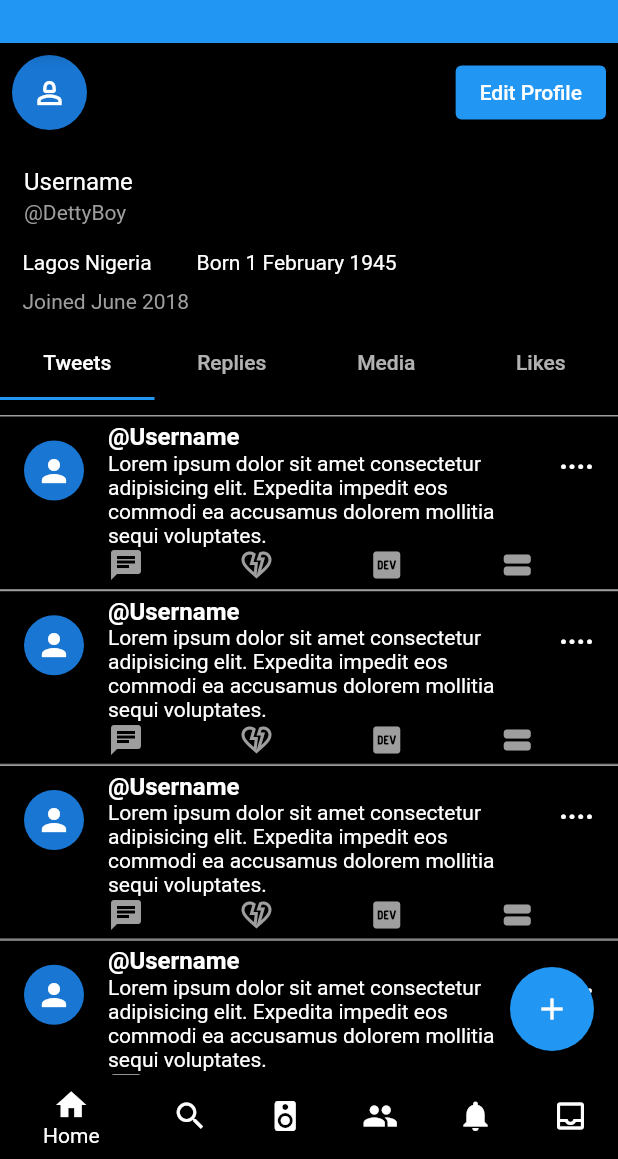
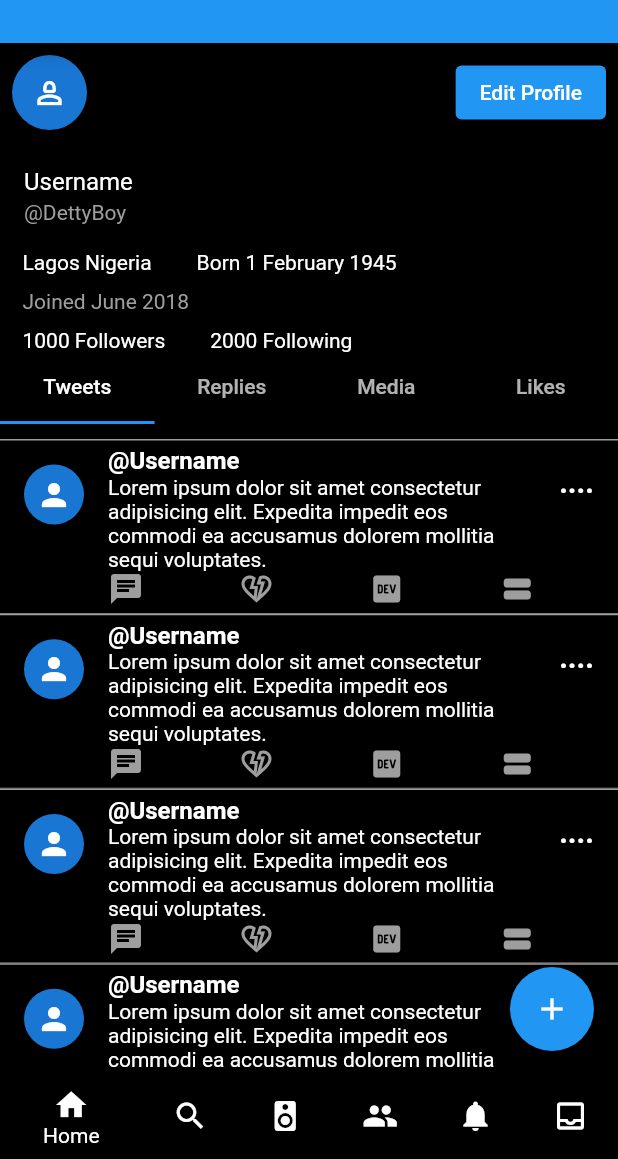
Before and after one commit to dettyboy2022/Twitter-Profile, a Flutter app: the screen it shows after launch, on a phone screen of 412 x 824 dp, the part 77-1236 px from its top. Run offline on Flutter 3.47's test engine with Material 2 defaults, Android fonts, the phone set to English and light mode, and no system bars.

Commit message:
Profile header done

```diff
--- a/lib/main.dart
+++ b/lib/main.dart
@@ -101,6 +101,24 @@ class _MyHomePageState extends State<MyHomePage> {
                 style: TextStyle(color: Colors.grey),
               ),
             ),
+            Padding(
+              padding: const EdgeInsets.symmetric(horizontal: 15),
+              child: Row(
+                children: const [
+                  Text(
+                    '1000 Followers',
+                    style: TextStyle(color: Colors.white),
+                  ),
+                  SizedBox(
+                    width: 30,
+                  ),
+                  Text(
+                    '2000 Following',
+                    style: TextStyle(color: Colors.white),
+                  )
+                ],
+              ),
+            ),
             const BodyTab(),
           ],
         ),
```
